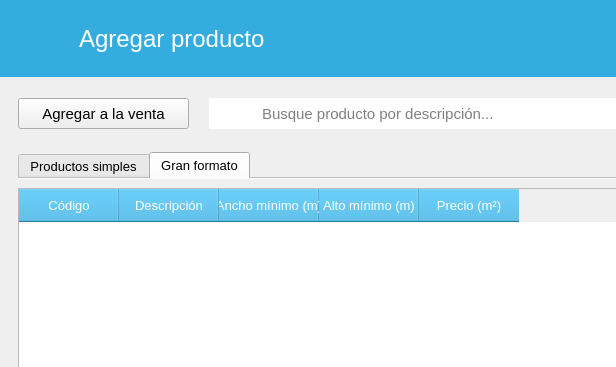
Old version of the form src/CrearVenta/Ui_AgregarProducto.ui in the repository ivanperez-7/printpos; both pictures show x 0 to 616 and y 0 to 367 of the 951 by 623 pixel window.
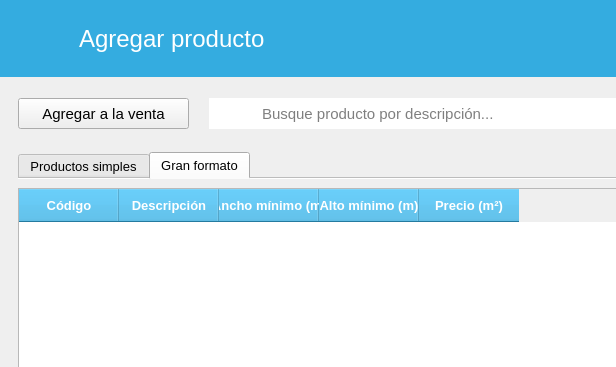
New version of the form. The open tabs and pages were chosen to show the change. Icons and pictures are not drawn.

Patch:
```diff
--- a/src/CrearVenta/Ui_AgregarProducto.ui
+++ b/src/CrearVenta/Ui_AgregarProducto.ui
@@ -339,6 +339,11 @@
         <verstretch>0</verstretch>
        </sizepolicy>
       </property>
+      <property name="font">
+       <font>
+        <family>MS Shell Dlg 2</family>
+       </font>
+      </property>
       <property name="frameShadow">
        <enum>QFrame::Raised</enum>
       </property>
@@ -359,7 +364,7 @@
         <widget class="QTabWidget" name="tabWidget">
          <property name="font">
           <font>
-           <family>Arial</family>
+           <family>MS Shell Dlg 2</family>
            <pointsize>10</pointsize>
           </font>
          </property>
@@ -615,13 +620,13 @@
              </property>
              <property name="font">
               <font>
-               <family>Arial</family>
+               <family>MS Shell Dlg 2</family>
                <pointsize>10</pointsize>
               </font>
              </property>
              <property name="styleSheet">
               <string notr="true">QHeaderView::section {
-	font: bold 10pt &quot;Arial&quot;;
+	font: bold 10pt;
 	color: rgb(255, 255, 255);
 	background-color: rgb(52, 172, 224);
 
```
Left out of the diff: 111 changed lines with no effect on the pictures.
